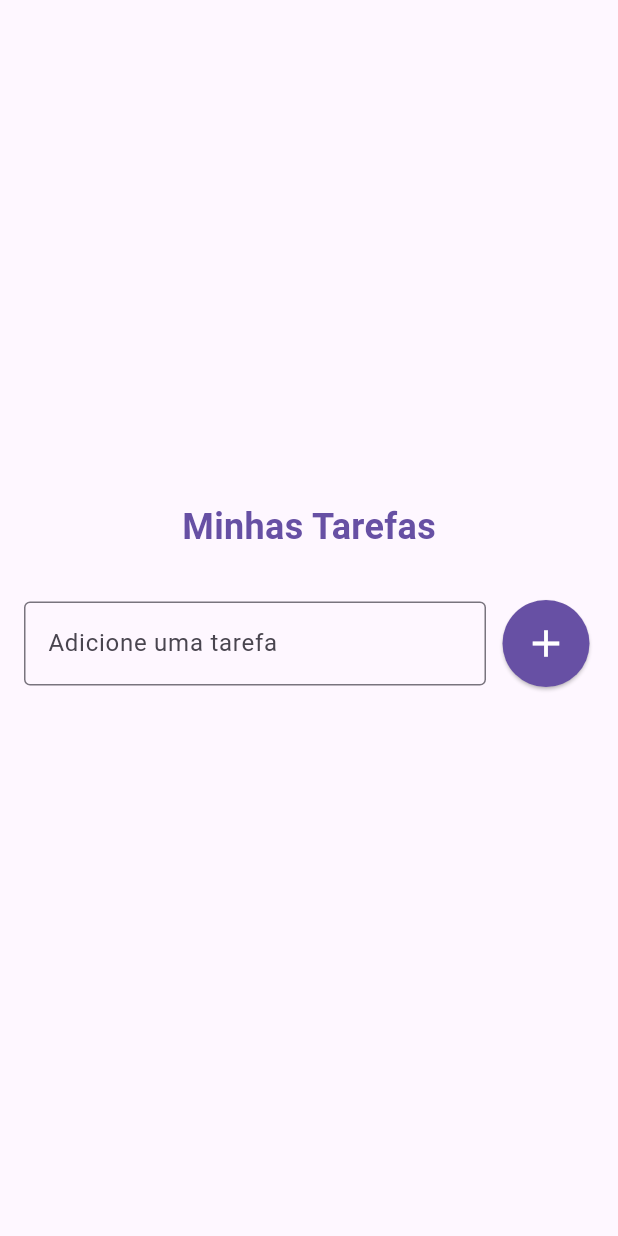
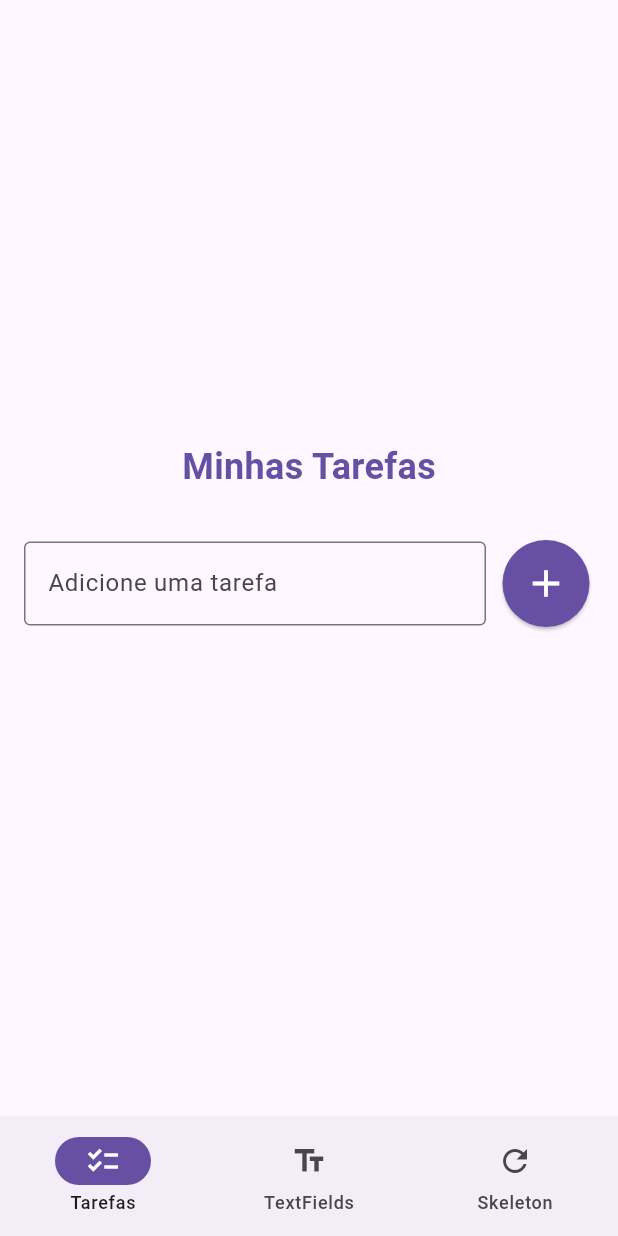
Before and after one commit to Lramosdlima/flutter-startto-dev, a Flutter app: the screen it shows after launch, on a phone screen of 412 x 824 dp. Run offline on Flutter 3.47's test engine with Material 3 defaults, Android fonts, the phone set to English and light mode, and no system bars; our stand-ins replace flutter_slidable, skeletonizer.

Commit message:
feat: :sparkles: add home to switch pages with navigationbar

```diff
--- a/todo_list/lib/main.dart
+++ b/todo_list/lib/main.dart
@@ -1,5 +1,6 @@
 import 'package:flutter/material.dart';
-import 'package:todo_list/pages/todo_list.dart';
+import 'package:skeletonizer/skeletonizer.dart';
+import 'package:todo_list/pages/home.dart';
 
 void main() {
   runApp(const MainApp());
@@ -10,9 +11,21 @@ class MainApp extends StatelessWidget {
 
   @override
   Widget build(BuildContext context) {
-    return const MaterialApp(
+    return MaterialApp(
+      title: 'Aprendendo Flutter',
+      theme: ThemeData(
+        extensions: const [
+          SkeletonizerConfigData(),
+        ],
+      ),
+      darkTheme: ThemeData(
+        brightness: Brightness.dark,
+        extensions: const [
+          SkeletonizerConfigData.dark(),
+        ],
+      ),
       debugShowCheckedModeBanner: false,
-      home: TodoListPage(),
+      home: const HomePage(),
     );
   }
 }
--- /dev/null
+++ b/todo_list/lib/pages/home.dart
@@ -0,0 +1,52 @@
+import 'package:flutter/material.dart';
+import 'package:todo_list/pages/skeleton.dart';
+import 'package:todo_list/pages/text_fields.dart';
+import 'package:todo_list/pages/todo_list.dart';
+
+class HomePage extends StatefulWidget {
+  const HomePage({super.key});
+
+  @override
+  State<HomePage> createState() => _HomePageState();
+}
+
+class _HomePageState extends State<HomePage> {
+  int currentPageIndex = 0;
+
+  @override
+  Widget build(BuildContext context) {
+    return Scaffold(
+      bottomNavigationBar: NavigationBar(
+        onDestinationSelected: (int index) {
+          setState(() {
+            currentPageIndex = index;
+          });
+        },
+        indicatorColor: Theme.of(context).primaryColor,
+        selectedIndex: currentPageIndex,
+        destinations: const <Widget>[
+          NavigationDestination(
+            selectedIcon: Icon(Icons.checklist, color: Colors.white),
+            icon: Icon(Icons.checklist),
+            label: 'Tarefas',
+          ),
+          NavigationDestination(
+            selectedIcon: Icon(Icons.text_fields_outlined, color: Colors.white),
+            icon: Icon(Icons.text_fields),
+            label: 'TextFields',
+          ),
+          NavigationDestination(
+            selectedIcon: Icon(Icons.refresh, color: Colors.white),
+            icon: Icon(Icons.refresh),
+            label: 'Skeleton',
+          ),
+        ],
+      ),
+      body: <Widget>[
+        const TodoListPage(),
+        TextFieldPage(),
+        const SkeletonizerDemoPage(),
+      ][currentPageIndex],
+    );
+  }
+}
```
